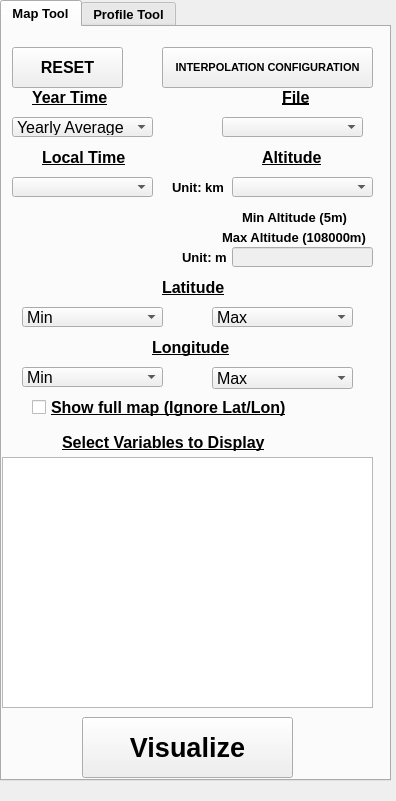
This is mcd_visualizer_dockwidget_base_profiles.ui in davidsr21/mcd_visualizer as Qt 5 draws it before an edit. The edited form follows.
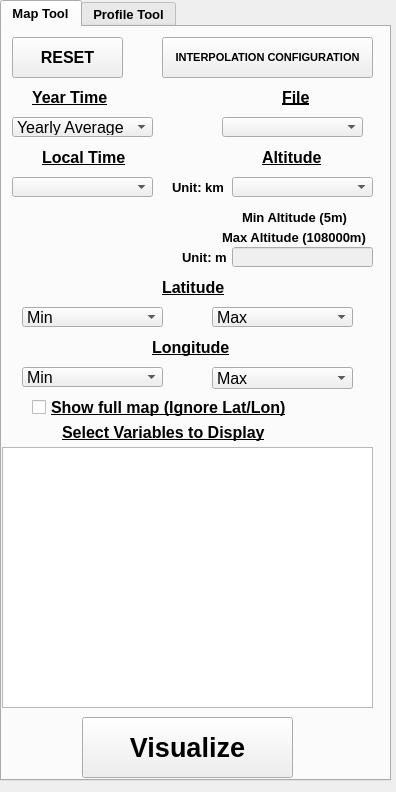
This is the edited form. The open tabs and pages were chosen to show the change.

Commit message: Changes added to profile interpretation and started interp

```diff
--- a/mcd_visualizer_dockwidget_base_profiles.ui
+++ b/mcd_visualizer_dockwidget_base_profiles.ui
@@ -7,7 +7,7 @@
     <x>0</x>
     <y>0</y>
     <width>396</width>
-    <height>801</height>
+    <height>792</height>
    </rect>
   </property>
   <property name="minimumSize">
@@ -62,7 +62,7 @@
       <property name="geometry">
        <rect>
         <x>10</x>
-        <y>20</y>
+        <y>10</y>
         <width>111</width>
         <height>41</height>
        </rect>
@@ -83,7 +83,7 @@
       <property name="geometry">
        <rect>
         <x>160</x>
-        <y>20</y>
+        <y>10</y>
         <width>211</width>
         <height>41</height>
        </rect>
@@ -606,9 +606,9 @@
       <property name="geometry">
        <rect>
         <x>0</x>
-        <y>430</y>
+        <y>420</y>
         <width>371</width>
-        <height>251</height>
+        <height>261</height>
        </rect>
       </property>
       <property name="font">
@@ -651,7 +651,7 @@
       <property name="geometry">
        <rect>
         <x>60</x>
-        <y>400</y>
+        <y>390</y>
         <width>281</width>
         <height>31</height>
        </rect>
```
The commit also changes 4 other files.
